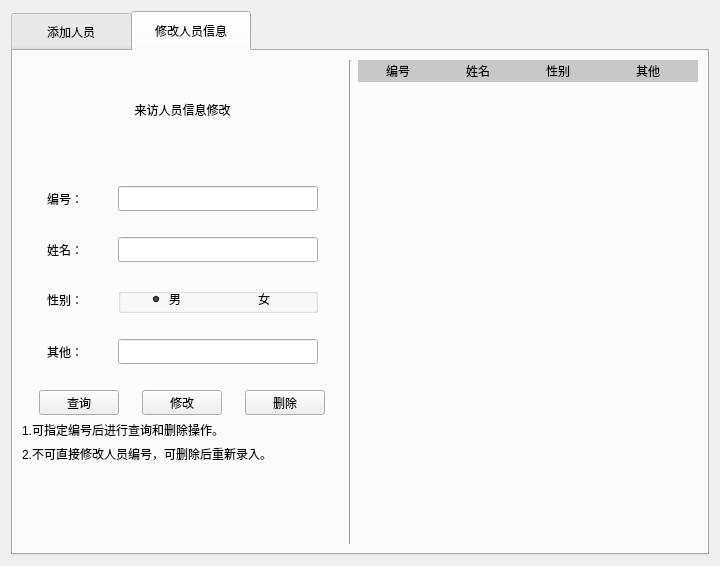
Before: the Qt Designer form ui/visitor_ui.ui in yiliu2021/design, drawn with Qt 5.
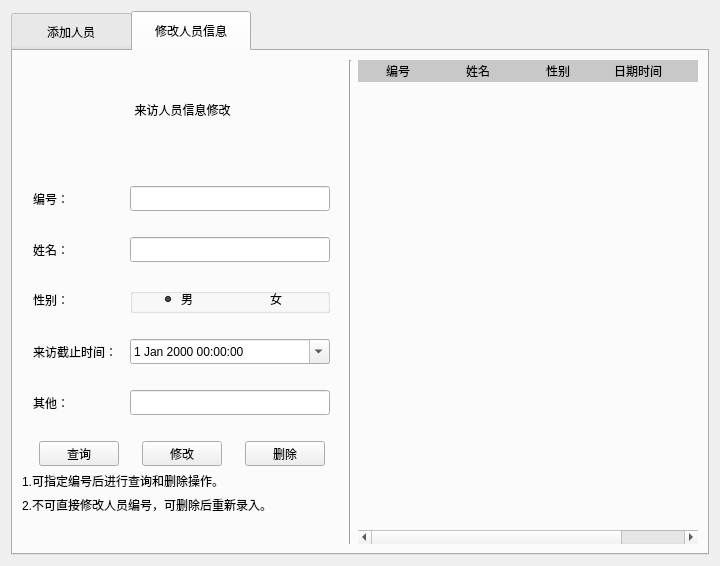
After: the same form once the commit is applied.

Patch:
```diff
--- a/ui/visitor_ui.ui
+++ b/ui/visitor_ui.ui
@@ -591,13 +591,13 @@
                 <widget class="QLabel" name="num1_2">
                  <property name="minimumSize">
                   <size>
-                   <width>40</width>
+                   <width>80</width>
                    <height>25</height>
                   </size>
                  </property>
                  <property name="maximumSize">
                   <size>
-                   <width>40</width>
+                   <width>80</width>
                    <height>25</height>
                   </size>
                  </property>
@@ -643,13 +643,13 @@
                 <widget class="QLabel" name="name1_2">
                  <property name="minimumSize">
                   <size>
-                   <width>40</width>
+                   <width>80</width>
                    <height>25</height>
                   </size>
                  </property>
                  <property name="maximumSize">
                   <size>
-                   <width>40</width>
+                   <width>80</width>
                    <height>25</height>
                   </size>
                  </property>
@@ -695,13 +695,13 @@
                 <widget class="QLabel" name="sex1_2">
                  <property name="minimumSize">
                   <size>
-                   <width>40</width>
+                   <width>80</width>
                    <height>25</height>
                   </size>
                  </property>
                  <property name="maximumSize">
                   <size>
-                   <width>40</width>
+                   <width>80</width>
                    <height>25</height>
                   </size>
                  </property>
@@ -822,19 +822,74 @@
                </property>
               </spacer>
              </item>
+             <item>
+              <layout class="QHBoxLayout" name="horizontalLayout_18">
+               <item>
+                <widget class="QLabel" name="date_time_2">
+                 <property name="minimumSize">
+                  <size>
+                   <width>80</width>
+                   <height>25</height>
+                  </size>
+                 </property>
+                 <property name="maximumSize">
+                  <size>
+                   <width>80</width>
+                   <height>25</height>
+                  </size>
+                 </property>
+                 <property name="text">
+                  <string>来访截止时间：</string>
+                 </property>
+                </widget>
+               </item>
+               <item>
+                <widget class="QDateTimeEdit" name="dateTimeEdit_2">
+                 <property name="minimumSize">
+                  <size>
+                   <width>200</width>
+                   <height>25</height>
+                  </size>
+                 </property>
+                 <property name="maximumSize">
+                  <size>
+                   <width>200</width>
+                   <height>25</height>
+                  </size>
+                 </property>
+                 <property name="calendarPopup">
+                  <bool>true</bool>
+                 </property>
+                </widget>
+               </item>
+              </layout>
+             </item>
+             <item>
+              <spacer name="verticalSpacer_14">
+               <property name="orientation">
+                <enum>Qt::Vertical</enum>
+               </property>
+               <property name="sizeHint" stdset="0">
+                <size>
+                 <width>20</width>
+                 <height>20</height>
+                </size>
+               </property>
+              </spacer>
+             </item>
              <item>
               <layout class="QHBoxLayout" name="horizontalLayout_13">
                <item>
                 <widget class="QLabel" name="other1_2">
                  <property name="minimumSize">
                   <size>
-                   <width>40</width>
+                   <width>80</width>
                    <height>25</height>
                   </size>
                  </property>
                  <property name="maximumSize">
                   <size>
-                   <width>40</width>
+                   <width>80</width>
                    <height>25</height>
                   </size>
                  </property>
@@ -1032,6 +1087,11 @@
              <string>性别</string>
             </property>
            </column>
+           <column>
+            <property name="text">
+             <string>日期时间</string>
+            </property>
+           </column>
            <column>
             <property name="text">
              <string>其他</string>
```
Left out of the diff: 75 changed lines with no effect on the pictures.
